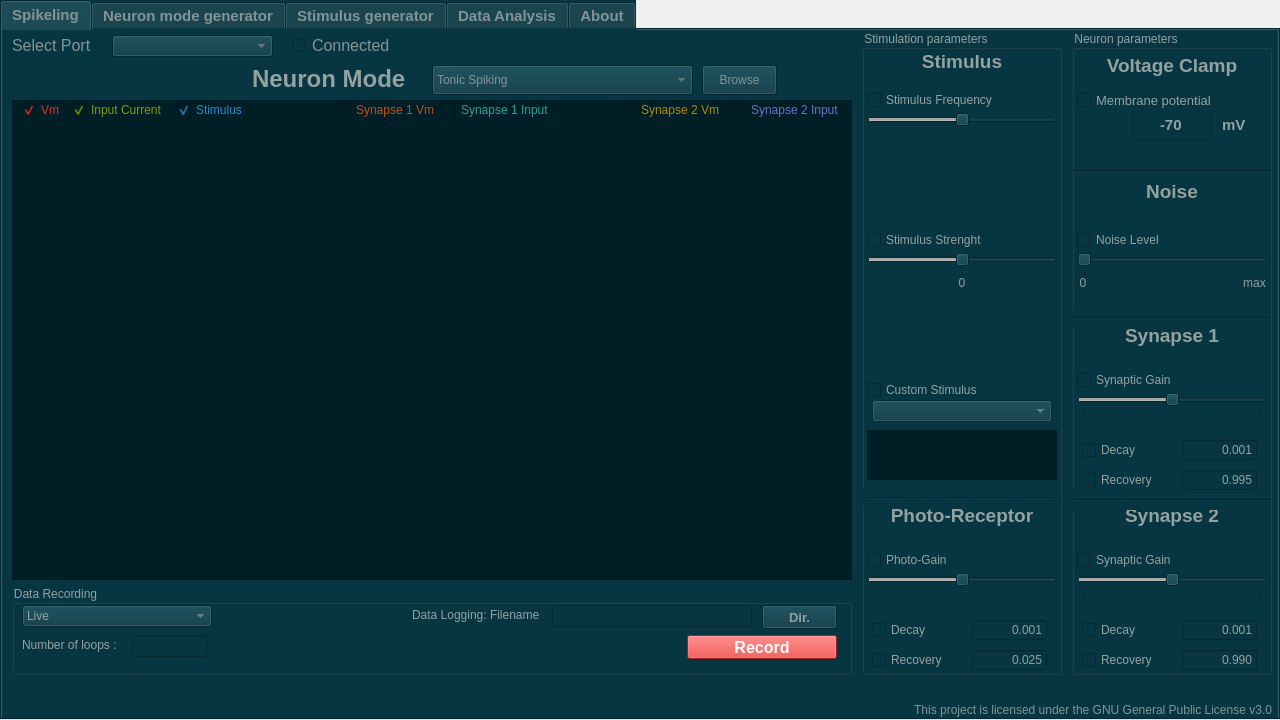
The window that GUI/Spikeling.ui (MaxZimmer/Spikeling-V2-dev) describes before a commit, drawn with Qt 5.
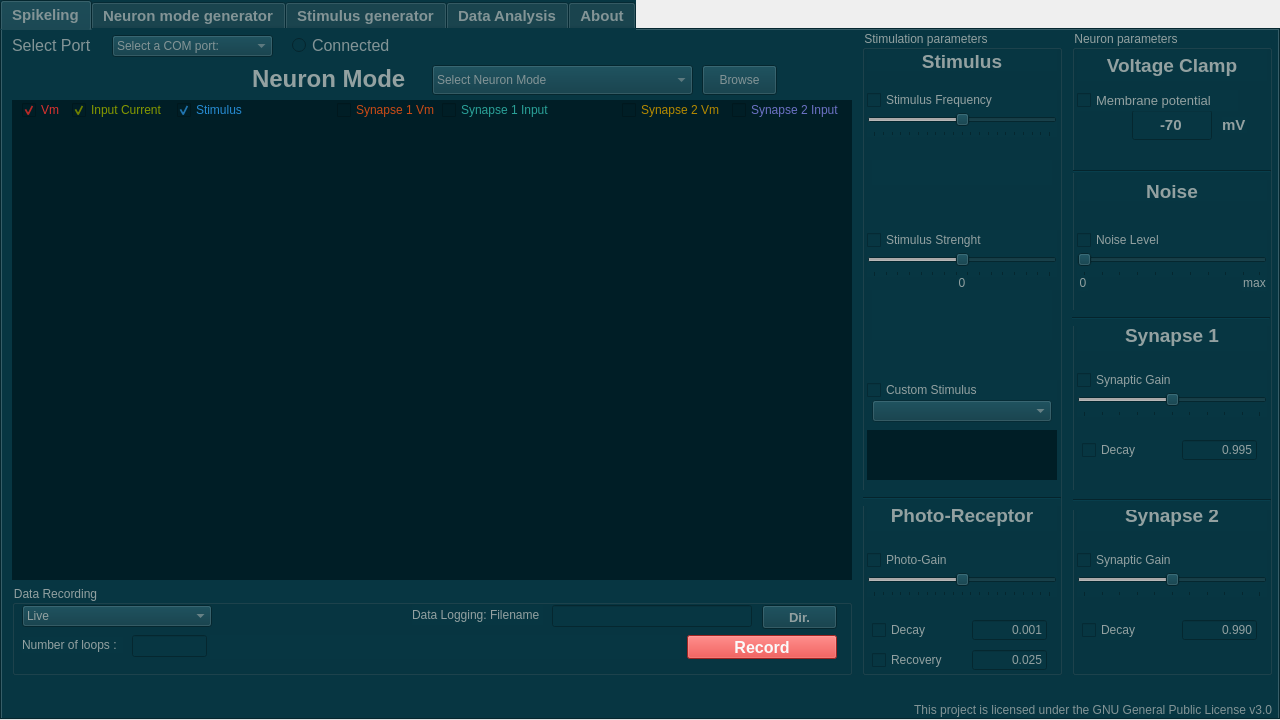
The same window after the commit. Icons and pictures are not drawn. Custom widgets are drawn as their Qt base class.

```diff
--- a/GUI/Spikeling.ui
+++ b/GUI/Spikeling.ui
@@ -182,32 +182,6 @@
         <string>Decay</string>
        </property>
       </widget>
-      <widget class="QCheckBox" name="Synapse1RecoveryCheckBox">
-       <property name="geometry">
-        <rect>
-         <x>10</x>
-         <y>440</y>
-         <width>100</width>
-         <height>20</height>
-        </rect>
-       </property>
-       <property name="text">
-        <string>Recovery</string>
-       </property>
-      </widget>
-      <widget class="QCheckBox" name="Synapse2RecoveryCheckBox">
-       <property name="geometry">
-        <rect>
-         <x>10</x>
-         <y>620</y>
-         <width>100</width>
-         <height>20</height>
-        </rect>
-       </property>
-       <property name="text">
-        <string>Recovery</string>
-       </property>
-      </widget>
       <widget class="QCheckBox" name="Synapse2DecayCheckBox">
        <property name="geometry">
         <rect>
@@ -221,25 +195,6 @@
         <string>Decay</string>
        </property>
       </widget>
-      <widget class="QLineEdit" name="Synapse2RecoveryValue">
-       <property name="enabled">
-        <bool>false</bool>
-       </property>
-       <property name="geometry">
-        <rect>
-         <x>110</x>
-         <y>620</y>
-         <width>75</width>
-         <height>20</height>
-        </rect>
-       </property>
-       <property name="text">
-        <string>0.990</string>
-       </property>
-       <property name="alignment">
-        <set>Qt::AlignRight|Qt::AlignTrailing|Qt::AlignVCenter</set>
-       </property>
-      </widget>
       <widget class="QLineEdit" name="Synapse2DecayValue">
        <property name="enabled">
         <bool>false</bool>
@@ -253,7 +208,7 @@
         </rect>
        </property>
        <property name="text">
-        <string>0.001</string>
+        <string>0.990</string>
        </property>
        <property name="alignment">
         <set>Qt::AlignRight|Qt::AlignTrailing|Qt::AlignVCenter</set>
@@ -434,25 +389,6 @@
         </rect>
        </property>
        <property name="text">
-        <string>0.001</string>
-       </property>
-       <property name="alignment">
-        <set>Qt::AlignRight|Qt::AlignTrailing|Qt::AlignVCenter</set>
-       </property>
-      </widget>
-      <widget class="QLineEdit" name="Synapse1RecoveryValue">
-       <property name="enabled">
-        <bool>false</bool>
-       </property>
-       <property name="geometry">
-        <rect>
-         <x>110</x>
-         <y>440</y>
-         <width>75</width>
-         <height>20</height>
-        </rect>
-       </property>
-       <property name="text">
         <string>0.995</string>
        </property>
        <property name="alignment">
@@ -798,10 +734,10 @@
         </rect>
        </property>
        <property name="minimum">
-        <number>-50</number>
+        <number>-75</number>
        </property>
        <property name="maximum">
-        <number>50</number>
+        <number>75</number>
        </property>
        <property name="orientation">
         <enum>Qt::Horizontal</enum>
@@ -823,10 +759,16 @@
         </rect>
        </property>
        <property name="minimum">
-        <number>-50</number>
+        <number>-100</number>
        </property>
        <property name="maximum">
-        <number>50</number>
+        <number>100</number>
+       </property>
+       <property name="singleStep">
+        <number>10</number>
+       </property>
+       <property name="pageStep">
+        <number>25</number>
        </property>
        <property name="orientation">
         <enum>Qt::Horizontal</enum>
@@ -848,10 +790,16 @@
         </rect>
        </property>
        <property name="minimum">
-        <number>-50</number>
+        <number>-100</number>
        </property>
        <property name="maximum">
-        <number>50</number>
+        <number>100</number>
+       </property>
+       <property name="singleStep">
+        <number>10</number>
+       </property>
+       <property name="pageStep">
+        <number>25</number>
        </property>
        <property name="orientation">
         <enum>Qt::Horizontal</enum>
@@ -954,7 +902,7 @@
         <rect>
          <x>165</x>
          <y>0</y>
-         <width>100</width>
+         <width>71</width>
          <height>20</height>
         </rect>
        </property>
@@ -1252,6 +1200,11 @@
         <height>22</height>
        </rect>
       </property>
+      <item>
+       <property name="text">
+        <string>Select a COM port:</string>
+       </property>
+      </item>
      </widget>
      <widget class="QLabel" name="SelectPortLabel">
       <property name="geometry">
@@ -1391,6 +1344,11 @@
        <string notr="true">color: rgb(131, 148, 150);
 font: 12pt &quot;Segoe UI&quot;;</string>
       </property>
+      <item>
+       <property name="text">
+        <string>Select Neuron Mode</string>
+       </property>
+      </item>
       <item>
        <property name="text">
         <string>Tonic Spiking</string>
```
Left out of the diff: 107 changed lines with no effect on the pictures.
